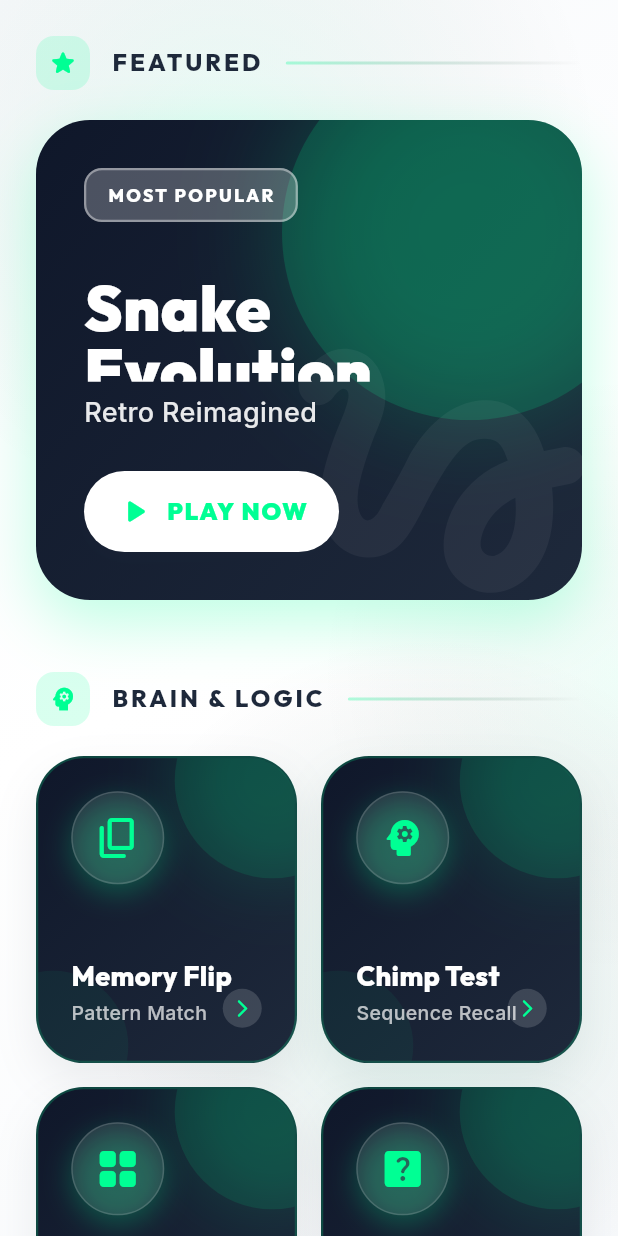
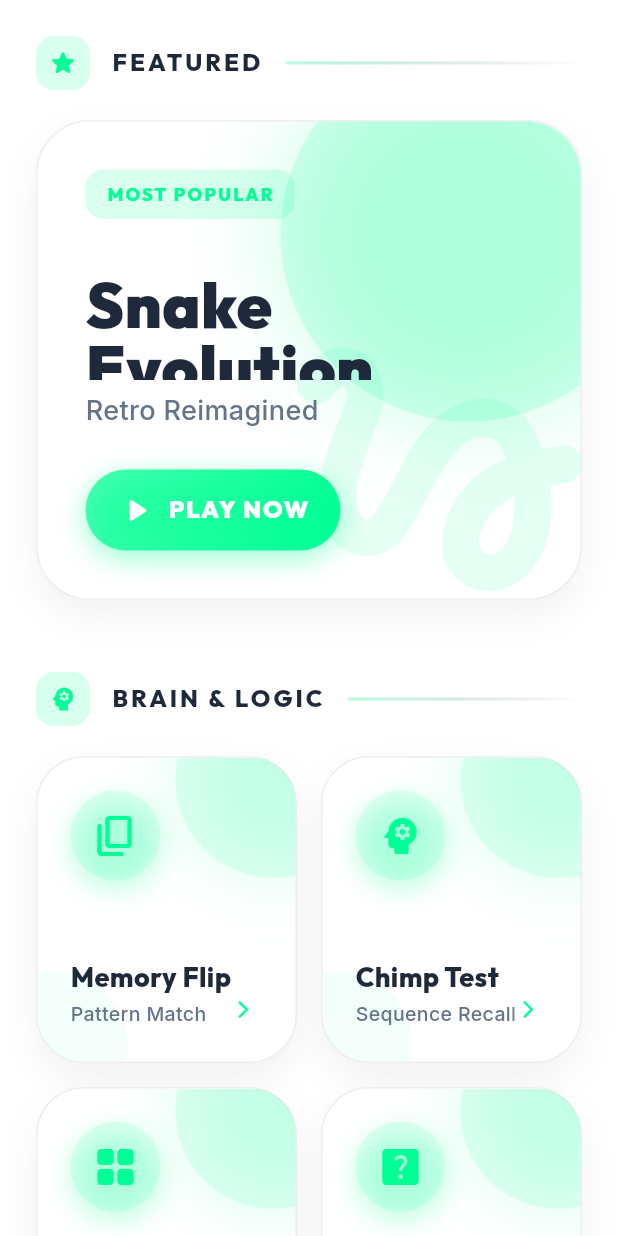
Before and after one commit to Joelrtharakan/AI-Powered-Boredom-Breaker-System-Using-Emotion-Detection-and-Personalized-Activity-Generation, a Flutter app: the GamesScreen screen opened directly, on a phone screen of 412 x 824 dp. Run offline on Flutter 3.47's test engine with Material 3 defaults, Android fonts, the phone set to English and light mode, and no system bars; drawn by our look-alikes of flutter_animate; our stand-ins replace dio, fl_chart, flutter_riverpod, flutter_tts, google_fonts, image_picker and 3 more; missing offline and left inert: encrypt; accounts and stored records are empty; network calls fail.

Commit message:
style: redesign GamesScreen to match Dashboard's light mode aesthetic, transparent scaffold and sleek white cards

```diff
--- a/boredom_breaker_mobile/lib/screens/games/games_screen.dart
+++ b/boredom_breaker_mobile/lib/screens/games/games_screen.dart
@@ -2,7 +2,6 @@ import 'package:flutter/material.dart';
 import 'package:flutter_animate/flutter_animate.dart';
 import 'package:google_fonts/google_fonts.dart';
 import 'dart:ui';
-import '../../theme/app_theme.dart';
 
 import 'snake_game_screen.dart';
 import 'visual_memory_game.dart';
@@ -153,100 +152,9 @@ class _GamesScreenState extends State<GamesScreen> {
         .toList();
 
     return Scaffold(
-      backgroundColor: Colors.white,
-      body: Stack(
-        children: [
-          // 1. Dynamic Background Mesh
-          Positioned.fill(
-            child: Container(
-              decoration: BoxDecoration(
-                gradient: LinearGradient(
-                  begin: Alignment.topLeft,
-                  end: Alignment.bottomRight,
-                  colors: [
-                    AppColors.background,
-                    Colors.white,
-                    AppColors.background,
-                  ],
-                ),
-              ),
-            ),
-          ),
-          // Animated Glow Orbs
-          Positioned(
-            top: -150,
-            left: -100,
-            child:
-                Container(
-                      width: 500,
-                      height: 500,
-                      decoration: BoxDecoration(
-                        shape: BoxShape.circle,
-                        gradient: RadialGradient(
-                          colors: [
-                            const Color(0xFF00FF94).withValues(alpha: 0.08),
-                            Colors.transparent,
-                          ],
-                        ),
-                      ),
-                    )
-                    .animate(onPlay: (c) => c.repeat(reverse: true))
-                    .scale(
-                      duration: 4.seconds,
-                      begin: const Offset(1, 1),
-                      end: const Offset(1.1, 1.1),
-                    ),
-          ),
-          Positioned(
-            bottom: -50,
-            right: -100,
-            child:
-                Container(
-                      width: 450,
-                      height: 450,
-                      decoration: BoxDecoration(
-                        shape: BoxShape.circle,
-                        gradient: RadialGradient(
-                          colors: [
-                            const Color(0xFF00FF94).withValues(alpha: 0.1),
-                            Colors.transparent,
-                          ],
-                        ),
-                      ),
-                    )
-                    .animate(onPlay: (c) => c.repeat(reverse: true))
-                    .scale(
-                      duration: 5.seconds,
-                      begin: const Offset(1, 1),
-                      end: const Offset(1.2, 1.2),
-                    ),
-          ),
-          Positioned(
-            top: 250,
-            right: -200,
-            child:
-                Container(
-                      width: 400,
-                      height: 400,
-                      decoration: BoxDecoration(
-                        shape: BoxShape.circle,
-                        gradient: RadialGradient(
-                          colors: [
-                            const Color(0xFF00FF94).withValues(alpha: 0.06),
-                            Colors.transparent,
-                          ],
-                        ),
-                      ),
-                    )
-                    .animate(onPlay: (c) => c.repeat(reverse: true))
-                    .scale(
-                      duration: 6.seconds,
-                      begin: const Offset(1, 1),
-                      end: const Offset(1.15, 1.15),
-                    ),
-          ),
-
-          CustomScrollView(
+      backgroundColor: Colors.transparent,
+      body: SafeArea(
+        child: CustomScrollView(
           controller: widget.scrollController,
           physics: const BouncingScrollPhysics(),
           slivers: [
@@ -305,7 +213,6 @@ class _GamesScreenState extends State<GamesScreen> {
             ),
           ],
         ),
-        ],
       ),
     );
   }
@@ -357,20 +264,17 @@ class _GamesScreenState extends State<GamesScreen> {
         height: 320, // Increased height to prevent overflow
         width: double.infinity,
         decoration: BoxDecoration(
+          color: Colors.white,
           borderRadius: BorderRadius.circular(36),
-          gradient: const LinearGradient(
-            begin: Alignment.topLeft,
-            end: Alignment.bottomRight,
-            colors: [
-              Color(0xFF0F172A), // Premium Dark Slate
-              Color(0xFF1E293B), // Premium Slate
-            ],
+          border: Border.all(
+            color: const Color(0xFF1E293B).withValues(alpha: 0.08),
+            width: 1.0,
           ),
           boxShadow: [
             BoxShadow(
-              color: game.color.withValues(alpha: 0.25),
-              blurRadius: 35,
-              offset: const Offset(0, 15),
+              color: Colors.black.withValues(alpha: 0.05),
+              blurRadius: 20,
+              offset: const Offset(0, 10),
             ),
           ],
         ),
@@ -407,7 +311,7 @@ class _GamesScreenState extends State<GamesScreen> {
                   child: Icon(
                     game.icon ?? Icons.extension,
                     size: 240,
-                    color: Colors.white.withValues(alpha: 0.05),
+                    color: game.color.withValues(alpha: 0.1),
                   ),
                 ),
               ),
@@ -423,17 +327,13 @@ class _GamesScreenState extends State<GamesScreen> {
                         vertical: 8,
                       ),
                       decoration: BoxDecoration(
-                        color: Colors.white.withValues(alpha: 0.25),
+                        color: game.color.withValues(alpha: 0.15),
                         borderRadius: BorderRadius.circular(12),
-                        border: Border.all(
-                          color: Colors.white.withValues(alpha: 0.4),
-                          width: 1.5,
-                        ),
                       ),
                       child: Text(
                         "MOST POPULAR",
                         style: GoogleFonts.outfit(
-                          color: Colors.white,
+                          color: game.color,
                           fontSize: 12,
                           fontWeight: FontWeight.w800,
                           letterSpacing: 1.5,
@@ -448,7 +348,7 @@ class _GamesScreenState extends State<GamesScreen> {
                         style: GoogleFonts.outfit(
                           fontSize: 42,
                           fontWeight: FontWeight.w900,
-                          color: Colors.white,
+                          color: const Color(0xFF1E293B),
                           height: 1.0,
                         ),
                         maxLines: 2,
@@ -462,7 +362,7 @@ class _GamesScreenState extends State<GamesScreen> {
                         game.subtitle,
                         style: GoogleFonts.inter(
                           fontSize: 18,
-                          color: Colors.white.withValues(alpha: 0.9),
+                          color: const Color(0xFF64748B),
                           fontWeight: FontWeight.w500,
                         ),
                         maxLines: 2,
@@ -474,13 +374,18 @@ class _GamesScreenState extends State<GamesScreen> {
                       height: 54,
                       width: 170,
                       decoration: BoxDecoration(
-                        color: Colors.white,
+                        gradient: LinearGradient(
+                          colors: [
+                            game.color.withValues(alpha: 0.7),
+                            game.color,
+                          ],
+                          begin: Alignment.topLeft,
+                          end: Alignment.bottomRight,
+                        ),
                         borderRadius: BorderRadius.circular(100),
                         boxShadow: [
                           BoxShadow(
-                            color: const Color(
-                              0xFF1E293B,
-                            ).withValues(alpha: 0.15),
+                            color: game.color.withValues(alpha: 0.4),
                             blurRadius: 15,
                             offset: const Offset(0, 5),
                           ),
@@ -491,14 +396,14 @@ class _GamesScreenState extends State<GamesScreen> {
                         children: [
                           Icon(
                             Icons.play_arrow_rounded,
-                            color: game.color,
+                            color: Colors.white,
                             size: 26,
                           ),
                           const SizedBox(width: 8),
                           Text(
                             "PLAY NOW",
                             style: GoogleFonts.outfit(
-                              color: game.color,
+                              color: Colors.white,
                               fontWeight: FontWeight.w900,
                               fontSize: 16,
                               letterSpacing: 1.2,
@@ -556,24 +461,17 @@ class _GamesScreenState extends State<GamesScreen> {
       child:
           Container(
                 decoration: BoxDecoration(
+                  color: Colors.white,
                   borderRadius: BorderRadius.circular(32),
                   border: Border.all(
-                    color: game.color.withValues(alpha: 0.2),
-                    width: 1.5,
-                  ),
-                  gradient: const LinearGradient(
-                    begin: Alignment.topLeft,
-                    end: Alignment.bottomRight,
-                    colors: [
-                      Color(0xFF0F172A), // Premium Dark Slate
-                      Color(0xFF1E293B), // Premium Slate
-                    ],
+                    color: const Color(0xFF1E293B).withValues(alpha: 0.08),
+                    width: 1.0,
                   ),
                   boxShadow: [
                     BoxShadow(
-                      color: const Color(0xFF1E293B).withValues(alpha: 0.08),
-                      blurRadius: 25,
-                      offset: const Offset(0, 12),
+                      color: Colors.black.withValues(alpha: 0.05),
+                      blurRadius: 20,
+                      offset: const Offset(0, 10),
                     ),
                   ],
                 ),
@@ -622,11 +520,8 @@ class _GamesScreenState extends State<GamesScreen> {
                             Container(
                               padding: const EdgeInsets.all(14),
                               decoration: BoxDecoration(
-                                color: Colors.white.withValues(alpha: 0.1),
+                                color: game.color.withValues(alpha: 0.1),
                                 shape: BoxShape.circle,
-                                border: Border.all(
-                                  color: Colors.white.withValues(alpha: 0.15),
-                                ),
                                 boxShadow: [
                                   BoxShadow(
                                     color: game.color.withValues(alpha: 0.25),
@@ -657,7 +552,7 @@ class _GamesScreenState extends State<GamesScreen> {
                             Text(
                               game.title,
                               style: GoogleFonts.outfit(
-                                color: Colors.white,
+                                color: const Color(0xFF1E293B),
                                 fontSize: 18,
                                 fontWeight: FontWeight.w800,
                                 height: 1.1,
@@ -668,7 +563,7 @@ class _GamesScreenState extends State<GamesScreen> {
                             Text(
                               game.subtitle,
                               style: GoogleFonts.inter(
-                                color: Colors.white.withValues(alpha: 0.7),
+                                color: const Color(0xFF64748B),
                                 fontSize: 13,
                                 fontWeight: FontWeight.w500,
                               ),
@@ -713,23 +608,16 @@ class _GamesScreenState extends State<GamesScreen> {
       child: Container(
         height: 115,
         decoration: BoxDecoration(
+          color: Colors.white,
           borderRadius: BorderRadius.circular(32),
           border: Border.all(
-            color: game.color.withValues(alpha: 0.2),
-            width: 1.5,
-          ),
-          gradient: const LinearGradient(
-            begin: Alignment.topLeft,
-            end: Alignment.bottomRight,
-            colors: [
-              Color(0xFF0F172A), // Premium Dark Slate
-              Color(0xFF1E293B), // Premium Slate
-            ],
+            color: const Color(0xFF1E293B).withValues(alpha: 0.08),
+            width: 1.0,
           ),
           boxShadow: [
             BoxShadow(
-              color: const Color(0xFF1E293B).withValues(alpha: 0.08),
-              blurRadius: 25,
+              color: Colors.black.withValues(alpha: 0.05),
+              blurRadius: 20,
               offset: const Offset(0, 10),
             ),
           ],
@@ -761,11 +649,8 @@ class _GamesScreenState extends State<GamesScreen> {
                     Container(
                       padding: const EdgeInsets.all(16),
                       decoration: BoxDecoration(
-                        color: Colors.white.withValues(alpha: 0.1),
+                        color: game.color.withValues(alpha: 0.1),
                         shape: BoxShape.circle,
-                        border: Border.all(
-                          color: Colors.white.withValues(alpha: 0.15),
-                        ),
                         boxShadow: [
                           BoxShadow(
                             color: game.color.withValues(alpha: 0.25),
@@ -797,7 +682,7 @@ class _GamesScreenState extends State<GamesScreen> {
                           Text(
                             game.title,
                             style: GoogleFonts.outfit(
-                              color: Colors.white,
+                              color: const Color(0xFF1E293B),
                               fontSize: 20,
                               fontWeight: FontWeight.w800,
                             ),
@@ -806,7 +691,7 @@ class _GamesScreenState extends State<GamesScreen> {
                           Text(
                             game.subtitle,
                             style: GoogleFonts.inter(
-                              color: Colors.white.withValues(alpha: 0.7),
+                              color: const Color(0xFF64748B),
                               fontSize: 14,
                               fontWeight: FontWeight.w500,
                             ),
```
Lines whose indentation alone changed are shown as unchanged.
